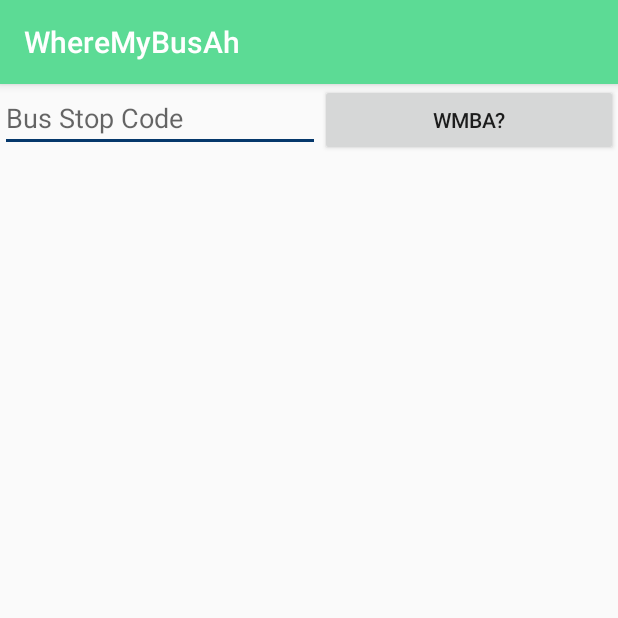
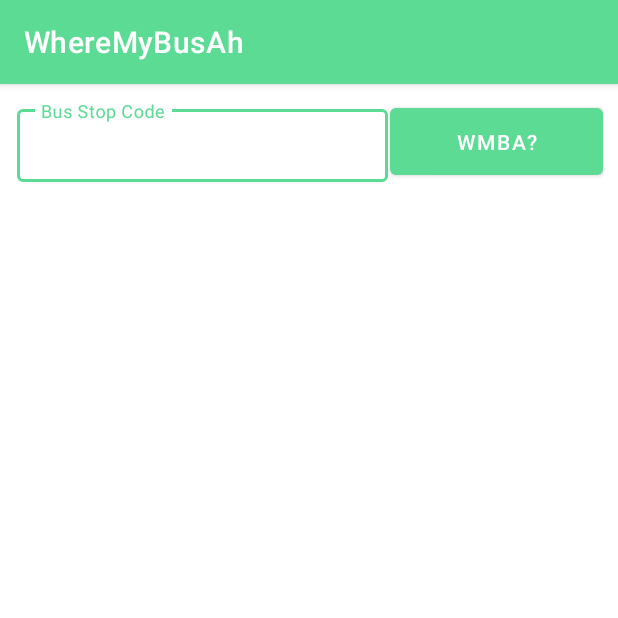
Before and after one commit to lwreaper/WhereMyBusAh, an Android app: the screen it shows after launch (MainActivity), after a tap on "WMBA?", on a phone screen of 412 x 824 dp, the top half of it. Run offline under Robolectric (Android 15) with nearby library versions, the phone set to English and light mode, and no system bars.

Commit message:
Prepare for official release...

```diff
--- a/app/build.gradle
+++ b/app/build.gradle
@@ -24,4 +24,5 @@ dependencies {
     implementation 'androidx.appcompat:appcompat:1.1.0'
     implementation 'androidx.constraintlayout:constraintlayout:1.1.3'
     implementation "com.squareup.okhttp3:okhttp:4.2.1"
+    implementation 'com.google.android.material:material:1.0.0'
 }
--- a/app/src/main/java/com/nabil/wheremybusah/BusApiHandlers.java
+++ b/app/src/main/java/com/nabil/wheremybusah/BusApiHandlers.java
@@ -42,6 +42,11 @@ public class BusApiHandlers {
 
         JSONArray data = null;
 
+        @Override
+        protected void onPreExecute() {
+            activity.findViewById(R.id.progress_bar_loading_data).setVisibility(View.VISIBLE);
+        }
+
         // Get the data!
         @Override
         protected JSONArray doInBackground(String... params) {
@@ -56,6 +61,7 @@ public class BusApiHandlers {
             try {
                 Response res = client.newCall(req).execute();
                 data = new JSONObject(res.body().string()).getJSONArray("services");
+                res.close();
             } catch (JSONException | IOException e) {
                 e.printStackTrace();
             }
@@ -69,15 +75,17 @@ public class BusApiHandlers {
         // After getting data
         @Override
         protected void onPostExecute(JSONArray jsonArray) {
-            activity.findViewById(R.id.enter_bus_stop_code_text).setVisibility(View.INVISIBLE);
+            activity.findViewById(R.id.progress_bar_loading_data).setVisibility(View.INVISIBLE);
 
             if(jsonArray != null && jsonArray.length() > 0){
-                Toast.makeText(activity.getApplicationContext(), "DONE!", Toast.LENGTH_SHORT).show();
-
                 // DataHandler is a class which is self-explanatory, needs the activity to set the activity!
                 dataHandler = new DataHandler(activity, jsonArray);
+            }else if(jsonArray == null){
+                Toast.makeText(activity.getApplicationContext(), "Check your internet connection and try again later!", Toast.LENGTH_SHORT).show();
+            }else if(jsonArray.length() == 0){
+                Toast.makeText(activity.getApplicationContext(), "Please enter a valid bus-stop code!", Toast.LENGTH_SHORT).show();
             }else{
-                Toast.makeText(activity.getApplicationContext(), "CHECK INTERNET CONNECTION OR WRONG BUS STOP NUMBER!", Toast.LENGTH_SHORT).show();
+                Toast.makeText(activity.getApplicationContext(), "Error!", Toast.LENGTH_SHORT).show();
             }
 
         }
--- a/app/src/main/java/com/nabil/wheremybusah/MainActivity.java
+++ b/app/src/main/java/com/nabil/wheremybusah/MainActivity.java
@@ -27,7 +27,6 @@ public class MainActivity extends AppCompatActivity {
     EditText busStopInput;
     ListView listView;
     Button button;
-    TextView enterBusStopCodeText;
     BusApiHandlers i = new BusApiHandlers(MainActivity.this);
 
 
@@ -36,7 +35,6 @@ public class MainActivity extends AppCompatActivity {
         super.onCreate(savedInstanceState);
         setContentView(R.layout.activity_main);
 
-        enterBusStopCodeText = findViewById(R.id.enter_bus_stop_code_text);
         busStopInput = findViewById(R.id.busStopInput);
         button = findViewById(R.id.busStopButton);
         listView = findViewById(R.id.list_item);
--- a/app/src/main/res/layout/activity_main.xml
+++ b/app/src/main/res/layout/activity_main.xml
@@ -1,29 +1,38 @@
 <?xml version="1.0" encoding="utf-8"?>
 <LinearLayout xmlns:android="http://schemas.android.com/apk/res/android"
-    xmlns:app="http://schemas.android.com/apk/res-auto"
     xmlns:tools="http://schemas.android.com/tools"
     android:layout_width="match_parent"
     android:layout_height="match_parent"
+    xmlns:app="http://schemas.android.com/apk/res-auto"
     android:orientation="vertical"
+    android:padding="10dp"
     tools:context=".MainActivity">
 
     <LinearLayout
         android:layout_width="match_parent"
         android:layout_height="wrap_content"
-        android:orientation="horizontal">
+        android:orientation="horizontal"
+        >
 
-        <EditText
-            android:id="@+id/busStopInput"
-            android:layout_width="wrap_content"
-            android:layout_height="wrap_content"
-            android:ems="10"
-            android:hint="Bus Stop Code"
-            android:inputType="textPersonName" />
+        <com.google.android.material.textfield.TextInputLayout
+            android:padding="1dp"
+            android:layout_width="250dp"
+            style="@style/Widget.MaterialComponents.TextInputLayout.OutlinedBox.Dense"
+            android:layout_height="match_parent">
+
+            <com.google.android.material.textfield.TextInputEditText
+                android:id="@+id/busStopInput"
+                android:inputType="number"
+                android:layout_width="match_parent"
+                android:layout_height="wrap_content"
+                android:hint="Bus Stop Code" />
+        </com.google.android.material.textfield.TextInputLayout>
 
         <Button
+            android:padding="1dp"
             android:id="@+id/busStopButton"
             android:layout_width="0dp"
-            android:layout_height="wrap_content"
+            android:layout_height="match_parent"
             android:layout_weight="1"
             android:text="@string/button_text" />
     </LinearLayout>
@@ -32,11 +41,12 @@
         android:layout_width="match_parent"
         android:layout_height="match_parent">
 
-        <TextView
-            android:id="@+id/enter_bus_stop_code_text"
+        <ProgressBar
+            android:id="@+id/progress_bar_loading_data"
+            style="?android:attr/progressBarStyle"
+            android:visibility="invisible"
             android:layout_width="match_parent"
-            android:layout_height="wrap_content"
-            android:text="@string/enter_code_text" />
+            android:layout_height="wrap_content" />
 
         <ListView
             android:id="@+id/list_item"
--- a/app/src/main/res/layout/list_item_layout.xml
+++ b/app/src/main/res/layout/list_item_layout.xml
@@ -46,7 +46,6 @@
             android:text="Double" />
 
         <ProgressBar
-            android:scaleY="2"
             android:progressTint="@color/colorAccent"
             android:id="@+id/next_load"
             android:progress="100"
@@ -81,7 +80,6 @@
             android:text="Single" />
 
         <ProgressBar
-            android:scaleY="2"
             android:progressTint="@color/colorAccent"
             android:id="@+id/next2_load"
             android:progress="100"
@@ -116,7 +114,6 @@
             android:text="Double" />
 
         <ProgressBar
-            android:scaleY="2"
             android:progressTint="@color/colorAccent"
             android:id="@+id/next3_load"
             android:progress="100"
--- a/app/src/main/res/values/colors.xml
+++ b/app/src/main/res/values/colors.xml
@@ -3,4 +3,5 @@
     <color name="colorPrimary">#5CDB95</color>
     <color name="colorPrimaryDark">#5CDB95</color>
     <color name="colorAccent">#05386B</color>
+    <color name="color_white">#FFFFFF</color>
 </resources>
--- a/app/src/main/res/values/styles.xml
+++ b/app/src/main/res/values/styles.xml
@@ -1,7 +1,7 @@
 <resources>
 
     <!-- Base application theme. -->
-    <style name="AppTheme" parent="Theme.AppCompat.Light.DarkActionBar">
+    <style name="AppTheme" parent="Theme.MaterialComponents.Light.DarkActionBar">
         <!-- Customize your theme here. -->
         <item name="colorPrimary">@color/colorPrimary</item>
         <item name="colorPrimaryDark">@color/colorPrimaryDark</item>
```
